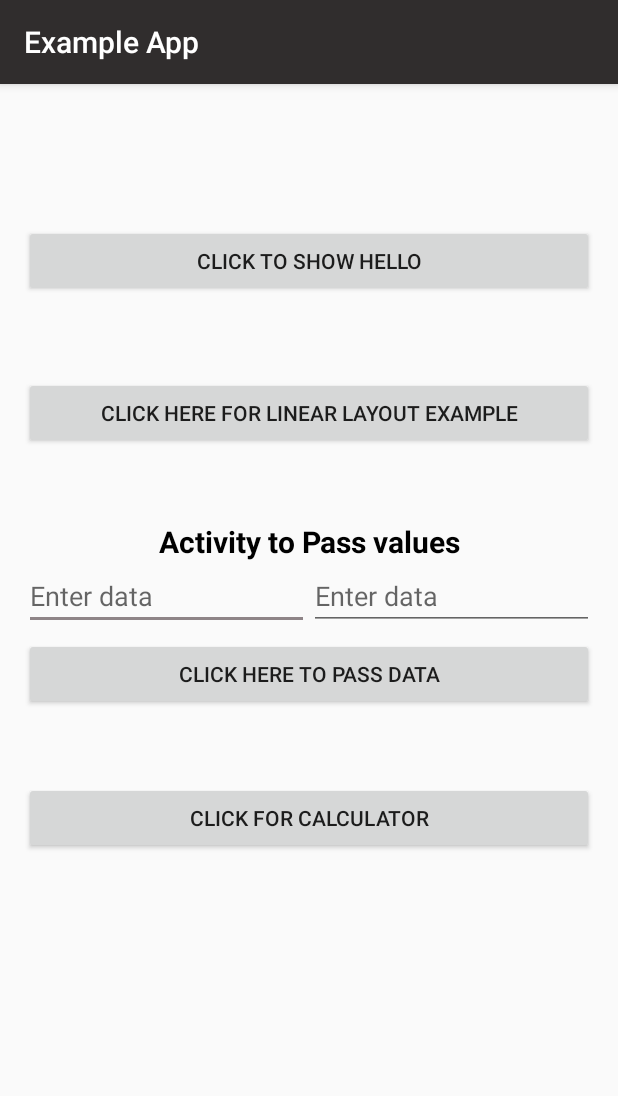
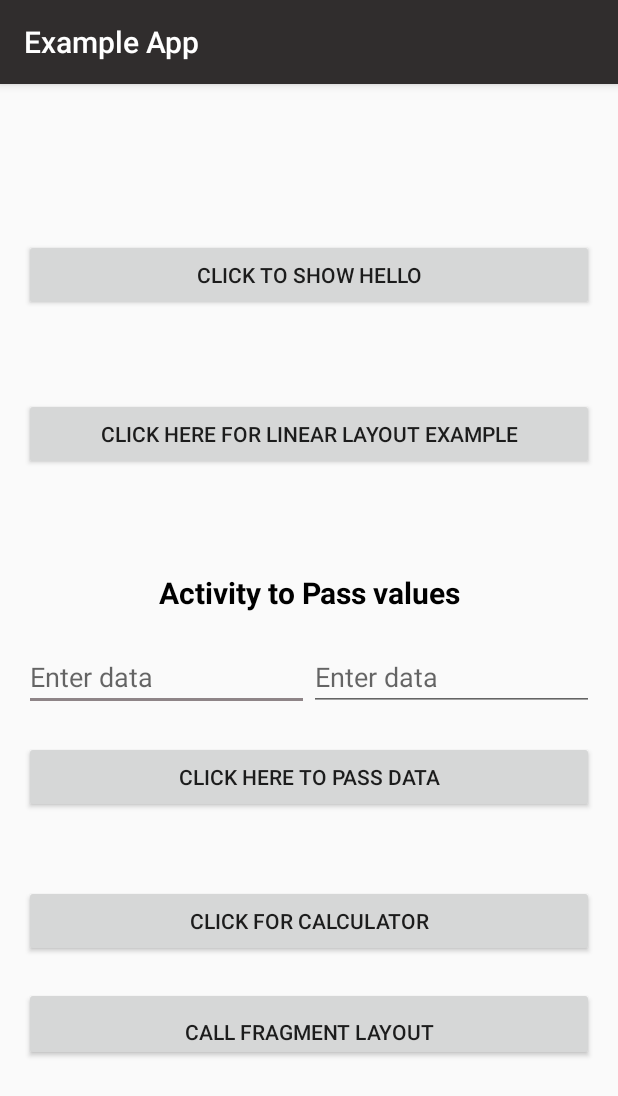
Before and after one commit to mohitlivetech2016/MyFirstApp, an Android app: the screen it shows after launch (MainActivity), on a phone screen of 412 x 824 dp. Shown: the top 1096 px of the screen. Run offline under Robolectric (Android 15) with nearby library versions, the phone set to English and light mode, and no system bars.

Commit message:
commit 3-11-2016   4:13

```diff
--- a/app/build.gradle
+++ b/app/build.gradle
@@ -26,5 +26,8 @@ dependencies {
     })
     compile 'com.android.support:appcompat-v7:24.2.1'
     compile 'com.android.support:design:24.2.1'
+    compile 'com.android.support:support-v4:24.2.1'
+    compile 'com.android.support:recyclerview-v7:24.2.1'
+    compile 'com.google.android.gms:play-services:9.6.1'
     testCompile 'junit:junit:4.12'
 }
--- a/app/src/main/AndroidManifest.xml
+++ b/app/src/main/AndroidManifest.xml
@@ -1,6 +1,9 @@
 <?xml version="1.0" encoding="utf-8"?>
 <manifest xmlns:android="http://schemas.android.com/apk/res/android"
     package="com.example.android.myfirstapp">
+
+    <!-- To access Google+ APIs: -->
+    <uses-permission android:name="android.permission.INTERNET" />
 
     <application
         android:allowBackup="true"
@@ -31,7 +34,8 @@
         <activity
             android:name=".Main5Activity"
             android:parentActivityName=".MainActivity" />
-        <activity android:name=".Main6Activity"></activity>
+        <activity android:name=".Main6Activity" />
+        <activity android:name=".Main7Activity" />
     </application>
 
 </manifest>
--- a/app/src/main/java/com/example/android/myfirstapp/Main6Activity.java
+++ b/app/src/main/java/com/example/android/myfirstapp/Main6Activity.java
@@ -71,11 +71,5 @@ public class Main6Activity extends AppCompatActivity {
             }
         });
 
-
-
-
     }
-
-
-
 }
--- a/app/src/main/java/com/example/android/myfirstapp/MainActivity.java
+++ b/app/src/main/java/com/example/android/myfirstapp/MainActivity.java
@@ -2,6 +2,7 @@ package com.example.android.myfirstapp;
 
 import android.content.Intent;
 import android.net.Uri;
+import android.support.v4.app.Fragment;
 import android.support.v7.app.AppCompatActivity;
 import android.os.Bundle;
 import android.view.View;
@@ -102,11 +103,21 @@ public class MainActivity extends AppCompatActivity {
     private Button mBtnNewLout;
     private Button mBtn_PassValue;
 
+    public Button getmBtn_Fragment_layout() {
+        return mBtn_Fragment_layout;
+    }
+
+    public void setmBtn_Fragment_layout(Button mBtn_Fragment_layout) {
+        this.mBtn_Fragment_layout = mBtn_Fragment_layout;
+    }
+
+    private Button mBtn_Fragment_layout;
+
     @Override
     protected void onCreate(Bundle savedInstanceState) {
         super.onCreate(savedInstanceState);
         setContentView(R.layout.activity_main);
-
+        mBtn_Fragment_layout=(Button)findViewById(R.id.idBtn_FragmentLayout);
         mBtncalculate =(Button)findViewById(R.id.idBtn_calculator);
         mBtnTvDisplay = (Button) findViewById(R.id.idBtnTvShow);
         mTvDisplay = (TextView) findViewById(R.id.idTvDisplay);
@@ -161,6 +172,15 @@ public class MainActivity extends AppCompatActivity {
         });
 
 
+        mBtn_Fragment_layout.setOnClickListener(new View.OnClickListener() {
+            @Override
+            public void onClick(View v) {
+
+                Intent intent = new Intent(MainActivity.this, Main7Activity.class);
+                startActivity(intent);
+            }
+        });
+
     }
     public void onActivityResult(int requestCode, int resultCode, Intent data) {
         super.onActivityResult(requestCode, resultCode, data);
--- a/app/src/main/res/layout/activity_main.xml
+++ b/app/src/main/res/layout/activity_main.xml
@@ -10,12 +10,20 @@
     android:paddingRight="@dimen/activity_horizontal_margin"
     android:paddingTop="@dimen/activity_vertical_margin"
     tools:context="com.example.android.myfirstapp.MainActivity">
-
+    <ScrollView
+        android:layout_width="fill_parent"
+        android:layout_height="fill_parent"
+        >
+    <LinearLayout
+    android:layout_width="match_parent"
+    android:layout_height="match_parent"
+        android:orientation="vertical"
+        >
     <TextView
         android:id="@+id/idTvDisplay"
         android:layout_width="match_parent"
         android:layout_height="wrap_content"
-        android:layout_marginTop="5sp"
+        android:layout_marginTop="10sp"
         android:gravity="center"
         android:textSize="50sp" />
 
@@ -24,16 +32,17 @@
         android:layout_width="match_parent"
         android:layout_height="wrap_content"
         android:layout_marginBottom="@android:dimen/app_icon_size"
-        android:layout_marginTop="5sp"
+        android:layout_marginTop="10sp"
         android:shadowColor="@android:color/background_light"
         android:text="Click to Show Hello" />
 
     <Button
+
         android:id="@+id/idBtnNewLout"
         android:layout_width="match_parent"
         android:layout_height="wrap_content"
         android:layout_marginBottom="@android:dimen/app_icon_size"
-        android:layout_marginTop="5sp"
+        android:layout_marginTop="10sp"
         android:shadowColor="@android:color/background_light"
         android:text="Click Here for Linear Layout Example" />
 
@@ -43,13 +52,16 @@
         android:gravity="center"
         android:text="Activity to Pass values"
         android:textColor="#000000"
+        android:layout_marginTop="20sp"
         android:textSize="20sp"
         android:textStyle="bold" />
 
     <LinearLayout
         android:layout_width="match_parent"
         android:layout_height="wrap_content"
-        android:orientation="horizontal">
+        android:orientation="horizontal"
+        android:layout_marginTop="20sp"
+        >
 
         <EditText
             android:id="@+id/idEtInsertValue1"
@@ -74,7 +86,8 @@
         android:layout_width="match_parent"
         android:layout_height="wrap_content"
         android:layout_marginBottom="@android:dimen/app_icon_size"
-        android:layout_marginTop="5sp"
+
+        android:layout_marginTop="20sp"
         android:shadowColor="@android:color/background_light"
         android:text="Click Here To pass data" />
 
@@ -82,7 +95,21 @@
         android:text="Click for Calculator"
         android:layout_width="match_parent"
         android:layout_height="wrap_content"
-        android:id="@+id/idBtn_calculator" />
+        android:id="@+id/idBtn_calculator"
+        android:paddingTop="10sp"
+        />
 
+        <Button
+            android:layout_width="match_parent"
+            android:layout_height="wrap_content"
+            android:text="Call Fragment Layout"
+            android:id="@+id/idBtn_FragmentLayout"
+            android:paddingTop="20sp"
+            android:layout_marginTop="20sp"
+
+            />
 
 </LinearLayout>
+    </ScrollView>
+
+</LinearLayout>
--- a/app/src/main/res/values/dimens.xml
+++ b/app/src/main/res/values/dimens.xml
@@ -3,4 +3,5 @@
     <dimen name="activity_horizontal_margin">16dp</dimen>
     <dimen name="activity_vertical_margin">16dp</dimen>
     <dimen name="fab_margin">16dp</dimen>
+    <dimen name="text_margin">16dp</dimen>
 </resources>
--- a/app/src/main/res/values/strings.xml
+++ b/app/src/main/res/values/strings.xml
@@ -9,4 +9,7 @@
     <string name="submit">Submit Detail</string>
     <string name="title_activity_main2">Main2Activity</string>
 
+    <!-- TODO: Remove or change this placeholder text -->
+    <string name="hello_blank_fragment">Hello blank fragment</string>
+
 </resources>
```
Also changed, not shown: app/src/main/java/com/example/android/myfirstapp/FragmentFirst.java (added, +22 -0 lines), app/src/main/java/com/example/android/myfirstapp/FragmentSecond.java (added, +22 -0 lines), app/src/main/java/com/example/android/myfirstapp/Main7Activity.java (added, +13 -0 lines), app/src/main/java/com/example/android/myfirstapp/dummy/DummyContent.java (added, +72 -0 lines), app/src/main/res/layout/activity_main7.xml (added, +44 -0 lines), app/src/main/res/layout/fragment_fragment_first.xml (added, +14 -0 lines), app/src/main/res/layout/fragment_fragment_second.xml (added, +14 -0 lines).
